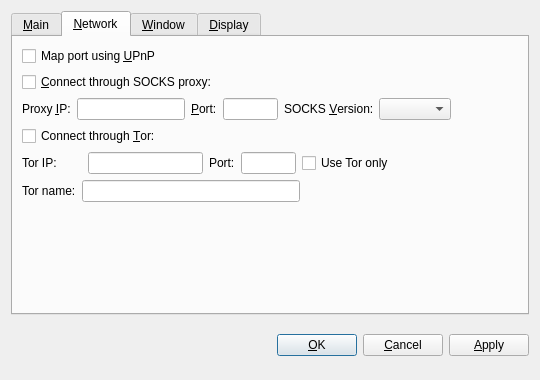
This is src/qt/forms/optionsdialog.ui in mcastillo0724/novacoin as Qt 5 draws it before an edit. The edited form follows.
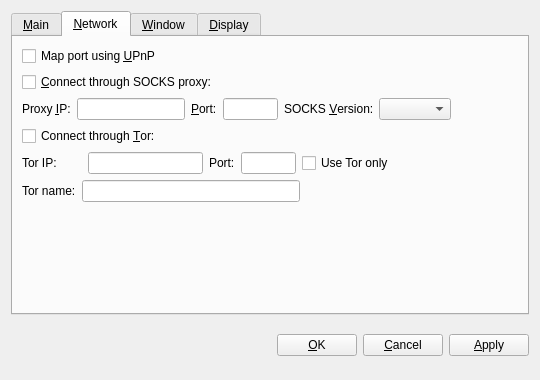
This is the edited form. Custom widgets are drawn as their Qt base class.

Commit message: Окно опций теперь QWidget

Patch:
```diff
--- a/src/qt/forms/optionsdialog.ui
+++ b/src/qt/forms/optionsdialog.ui
@@ -1,7 +1,7 @@
 <?xml version="1.0" encoding="UTF-8"?>
 <ui version="4.0">
  <class>OptionsDialog</class>
- <widget class="QDialog" name="OptionsDialog">
+ <widget class="QWidget" name="OptionsDialog">
   <property name="geometry">
    <rect>
     <x>0</x>
```
Left out of the diff: 3 changed lines with no effect on the pictures. The commit also changes 4 other files.
